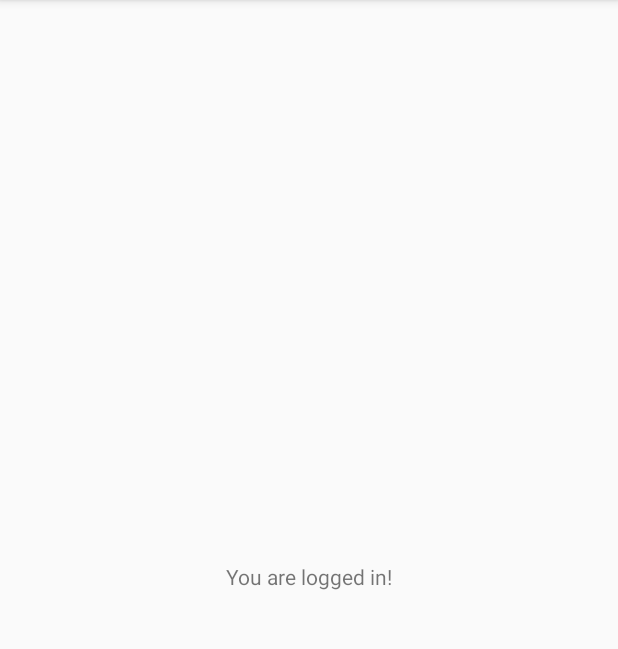
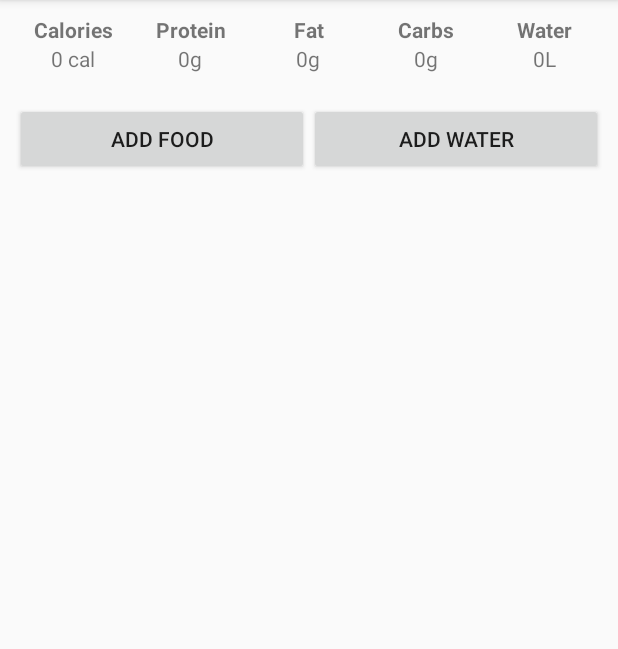
Before and after one commit to cjtyoung/WhatchaEatin, an Android app: the screen it shows after launch once a user with an empty profile is signed in (MainActivity), on a phone screen of 412 x 824 dp, the part 84-733 px from its top. Run offline under Robolectric (Android 15) with nearby library versions, the phone set to English and light mode, and no system bars; our stand-ins replace Firebase (no records; nobody signed in at launch, a user with empty details on screens opened directly).

Commit message:
Set up main UI and data models

```diff
--- a/app/src/main/java/com/colinyoung/whatchaeatin/MainActivity.java
+++ b/app/src/main/java/com/colinyoung/whatchaeatin/MainActivity.java
@@ -15,16 +15,12 @@ public class MainActivity extends AppCompatActivity {
 
     private FirebaseAuth auth;
 
-    private TextView mainMessage;
-
     @Override
     protected void onCreate(Bundle savedInstanceState) {
         super.onCreate(savedInstanceState);
         setContentView(R.layout.activity_main);
 
         auth = FirebaseAuth.getInstance();
-
-        mainMessage = findViewById(R.id.main_message);
     }
 
     @Override
@@ -57,6 +53,21 @@ public class MainActivity extends AppCompatActivity {
 
     private void loadMainView() {
 
-        mainMessage.setText("You are logged in!");
+        FirebaseUser currentUser = auth.getCurrentUser();
+
+        if (currentUser == null) {
+
+            // Obviously this should never happen but... ya know.
+            // TODO : Proper error handling
+            return;
+        }
+
+        TextView textViewCalories = findViewById(R.id.main_macro_calories);
+        TextView textViewProtein = findViewById(R.id.main_macro_protein);
+        TextView textViewFat = findViewById(R.id.main_macro_fat);
+        TextView textViewCarbs = findViewById(R.id.main_macro_carbs);
+        TextView textViewWater = findViewById(R.id.main_macro_water);
+
+
     }
 }
--- a/app/src/main/res/layout/activity_main.xml
+++ b/app/src/main/res/layout/activity_main.xml
@@ -4,16 +4,92 @@
     xmlns:tools="http://schemas.android.com/tools"
     android:layout_width="match_parent"
     android:layout_height="match_parent"
+    android:padding="10dp"
     tools:context=".MainActivity">
 
-    <TextView
-        android:id="@+id/main_message"
-        android:layout_width="wrap_content"
+    <LinearLayout
+        android:id="@+id/main_header_container"
+        android:layout_width="match_parent"
         android:layout_height="wrap_content"
-        android:text="Hello World!"
-        app:layout_constraintBottom_toBottomOf="parent"
-        app:layout_constraintLeft_toLeftOf="parent"
-        app:layout_constraintRight_toRightOf="parent"
-        app:layout_constraintTop_toTopOf="parent" />
+        android:orientation="horizontal">
 
+        <TextView
+            style="@style/HeaderText"
+            android:text="@string/main_header_calories" />
+
+        <TextView
+            style="@style/HeaderText"
+            android:text="@string/main_header_protein" />
+
+        <TextView
+            style="@style/HeaderText"
+            android:text="@string/main_header_fat" />
+
+        <TextView
+            style="@style/HeaderText"
+            android:text="@string/main_header_carbs" />
+
+        <TextView
+            style="@style/HeaderText"
+            android:text="@string/main_header_water" />
+    </LinearLayout>
+
+    <LinearLayout
+        android:id="@+id/main_macro_container"
+        android:layout_width="match_parent"
+        android:layout_height="wrap_content"
+        android:orientation="horizontal"
+        app:layout_constraintTop_toBottomOf="@id/main_header_container">
+
+        <TextView
+            android:id="@+id/main_macro_calories"
+            style="@style/MacroValueText"
+            android:text="@string/main_macro_filler_calories" />
+
+        <TextView
+            android:id="@+id/main_macro_protein"
+            style="@style/MacroValueText"
+            android:text="@string/main_macro_filler_grams" />
+
+        <TextView
+            android:id="@+id/main_macro_fat"
+            style="@style/MacroValueText"
+            android:text="@string/main_macro_filler_grams" />
+
+        <TextView
+            android:id="@+id/main_macro_carbs"
+            style="@style/MacroValueText"
+            android:text="@string/main_macro_filler_grams" />
+
+        <TextView
+            android:id="@+id/main_macro_water"
+            style="@style/MacroValueText"
+            android:text="@string/main_macro_filler_litres" />
+    </LinearLayout>
+
+    <Button
+        android:id="@+id/main_button_add_food"
+        android:layout_width="0dp"
+        android:layout_height="wrap_content"
+        app:layout_constraintTop_toBottomOf="@id/main_macro_container"
+        app:layout_constraintWidth_percent="0.5"
+        android:layout_marginTop="20dp"
+        android:text="@string/main_button_add_food" />
+
+    <Button
+        android:id="@+id/main_button_add_water"
+        android:layout_width="0dp"
+        android:layout_height="wrap_content"
+        app:layout_constraintLeft_toRightOf="@id/main_button_add_food"
+        app:layout_constraintTop_toBottomOf="@id/main_macro_container"
+        app:layout_constraintWidth_percent="0.5"
+        android:layout_marginTop="20dp"
+        android:text="@string/main_button_add_water" />
+
+    <androidx.recyclerview.widget.RecyclerView
+        android:id="@+id/main_food_log"
+        android:layout_width="match_parent"
+        android:layout_height="0dp"
+        app:layout_constraintTop_toBottomOf="@id/main_button_add_food"
+        android:layout_marginTop="30dp"/>
 </androidx.constraintlayout.widget.ConstraintLayout>
--- a/app/src/main/res/values/strings.xml
+++ b/app/src/main/res/values/strings.xml
@@ -10,4 +10,18 @@
 
     <string name="createacct_label_create">Create an account</string>
     <string name="createacct_button_create">Create account</string>
+
+    // Main
+    <string name="main_header_calories">Calories</string>
+    <string name="main_header_protein">Protein</string>
+    <string name="main_header_fat">Fat</string>
+    <string name="main_header_carbs">Carbs</string>
+    <string name="main_header_water">Water</string>
+
+    <string name="main_macro_filler_calories">0 cal</string>
+    <string name="main_macro_filler_grams">0g</string>
+    <string name="main_macro_filler_litres">0L</string>
+
+    <string name="main_button_add_food">Add Food</string>
+    <string name="main_button_add_water">Add Water</string>
 </resources>
--- a/app/src/main/res/values/styles.xml
+++ b/app/src/main/res/values/styles.xml
@@ -8,4 +8,19 @@
         <item name="colorAccent">@color/colorAccent</item>
     </style>
 
+    <style name="HeaderText">
+        <item name="android:layout_width">0dp</item>
+        <item name="android:layout_height">wrap_content</item>
+        <item name="android:layout_weight">1</item>
+        <item name="android:textAlignment">center</item>
+        <item name="android:textStyle">bold</item>
+    </style>
+
+    <style name="MacroValueText">
+        <item name="android:layout_width">0dp</item>
+        <item name="android:layout_height">wrap_content</item>
+        <item name="android:layout_weight">1</item>
+        <item name="android:textAlignment">center</item>
+    </style>
+
 </resources>
```
Also changed, not shown: app/src/main/java/com/colinyoung/whatchaeatin/data/Food.java (added, +50 -0 lines), app/src/main/java/com/colinyoung/whatchaeatin/data/User.java (added, +68 -0 lines).
